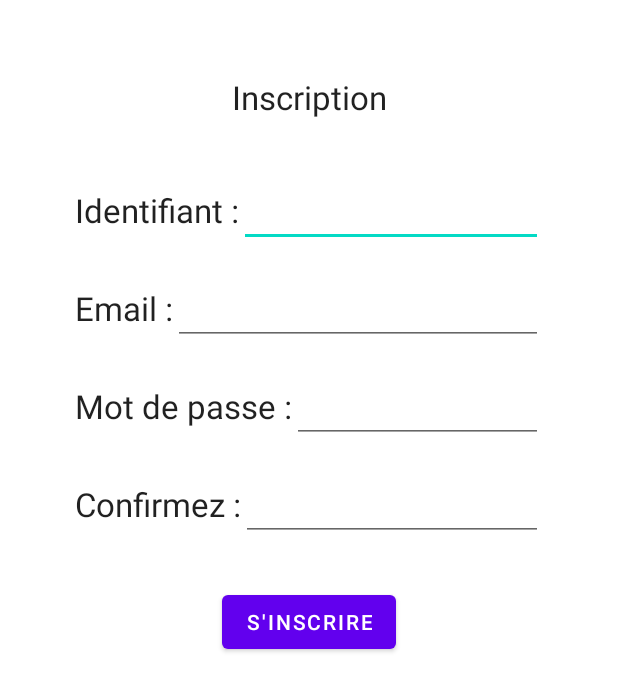
After one commit to Stevehunn/OuiFit, an Android app: the layout inscription.xml on its own in the app's theme, with its tools: preview values and no code run, on a phone screen of 412 x 824 dp. The commit adds this screen. Shown: the top 691 px of the screen. Run offline under Robolectric (Android 15) with nearby library versions, the phone set to English and light mode, and no system bars.

Commit message:
Ajout inscription et classe correspondante

```diff
--- /dev/null
+++ b/app/src/main/java/com/example/ouifit/InscriptionActivity.java
@@ -0,0 +1,22 @@
+package com.example.ouifit;
+
+import android.os.Bundle;
+import android.widget.Button;
+import android.widget.EditText;
+
+import androidx.appcompat.app.AppCompatActivity;
+
+public class InscriptionActivity extends AppCompatActivity {
+
+    private EditText identifiant;
+    private EditText email;
+    private EditText mdp1;
+    private EditText mdp2;
+    private Button bouton;
+
+    @Override
+    protected void onCreate(Bundle savedInstanceState) {
+        super.onCreate(savedInstanceState);
+        setContentView(R.layout.inscription);
+    }
+}
--- /dev/null
+++ b/app/src/main/res/layout/inscription.xml
@@ -0,0 +1,121 @@
+<?xml version="1.0" encoding="utf-8"?>
+<LinearLayout xmlns:android="http://schemas.android.com/apk/res/android"
+    xmlns:app="http://schemas.android.com/apk/res-auto"
+    xmlns:tools="http://schemas.android.com/tools"
+    android:layout_width="match_parent"
+    android:layout_height="match_parent"
+    tools:context=".MainActivity"
+    android:background="@color/white"
+    android:textColor="@color/black">
+
+    <LinearLayout
+        android:orientation="vertical"
+        android:layout_width="match_parent"
+        android:layout_height="match_parent"
+        android:layout_margin="50dp"
+        android:layout_marginBottom="50dp"
+        >
+
+        <TextView
+            android:textAppearance="@style/TextAppearance.AppCompat.Large"
+            android:layout_marginBottom="20dp"
+            android:gravity="center"
+            android:id="@+id/textView"
+            android:layout_width="match_parent"
+            android:layout_height="wrap_content"
+            android:text="@string/InscriptionTitre"
+/>
+        <LinearLayout
+            android:layout_width="match_parent"
+            android:layout_height="wrap_content"
+            android:orientation="horizontal"
+            android:layout_marginTop="20dp">
+
+            <TextView
+                android:id="@+id/TextID"
+                android:layout_width="wrap_content"
+                android:layout_height="wrap_content"
+                android:text="@string/strLogin"
+                android:textAppearance="@style/TextAppearance.AppCompat.Large"
+                />
+
+            <EditText
+                android:layout_width="wrap_content"
+                android:layout_height="wrap_content"
+                android:id="@+id/strIdInscription"
+                android:ems="10" />
+
+        </LinearLayout>
+        <LinearLayout
+            android:layout_width="match_parent"
+            android:layout_height="wrap_content"
+            android:orientation="horizontal"
+            android:layout_marginTop="20dp">
+
+            <TextView
+                android:id="@+id/textEmail"
+                android:layout_width="wrap_content"
+                android:layout_height="wrap_content"
+                android:text="@string/emailInscription"
+                android:textAppearance="@style/TextAppearance.AppCompat.Large"
+                 />
+
+            <EditText
+                android:layout_width="match_parent"
+                android:layout_height="wrap_content"
+                android:id="@+id/strMailInscription"
+                 />
+
+        </LinearLayout>
+        <LinearLayout
+            android:layout_width="match_parent"
+            android:layout_height="wrap_content"
+            android:orientation="horizontal"
+            android:layout_marginTop="20dp">
+
+            <TextView
+                android:id="@+id/textMdp1"
+                android:layout_width="wrap_content"
+                android:layout_height="wrap_content"
+                android:text="@string/strPassword"
+                android:textAppearance="@style/TextAppearance.AppCompat.Large"
+               />
+
+            <EditText
+                android:layout_width="match_parent"
+                android:layout_height="wrap_content"
+                android:id="@+id/strMdp1"
+                />
+
+        </LinearLayout>
+        <LinearLayout
+            android:layout_width="match_parent"
+            android:layout_height="wrap_content"
+            android:orientation="horizontal"
+            android:layout_marginTop="20dp">
+
+            <TextView
+                android:id="@+id/textMdp2"
+                android:layout_width="wrap_content"
+                android:layout_height="wrap_content"
+                android:text="@string/ConfirmPassword"
+                android:textAppearance="@style/TextAppearance.AppCompat.Large"
+                />
+
+            <EditText
+                android:layout_width="match_parent"
+                android:layout_height="wrap_content"
+                android:id="@+id/strMdp2"
+                />
+
+        </LinearLayout>
+
+        <Button
+            android:layout_width="wrap_content"
+            android:layout_height="wrap_content"
+            android:layout_gravity="center"
+            android:text="@string/boutonInscription"
+            android:layout_marginTop="30dp"/>
+
+        </LinearLayout>
+    </LinearLayout>
--- a/app/src/main/res/values/strings.xml
+++ b/app/src/main/res/values/strings.xml
@@ -12,6 +12,12 @@
     <string name="exo2">Exercice 2</string>
     <string name="exo3">Exercice 3</string>
 
+    <string name="emailInscription">Email :</string>
+    <string name="ConfirmPassword">Confirmez :</string>
+    <string name="boutonInscription">S'inscrire</string>
+    <string name="InscriptionTitre">Inscription</string>
+    <!-- TODO: Remove or change this placeholder text -->
+
     <!-- TODO: Remove or change this placeholder text -->
 
 </resources>
```
